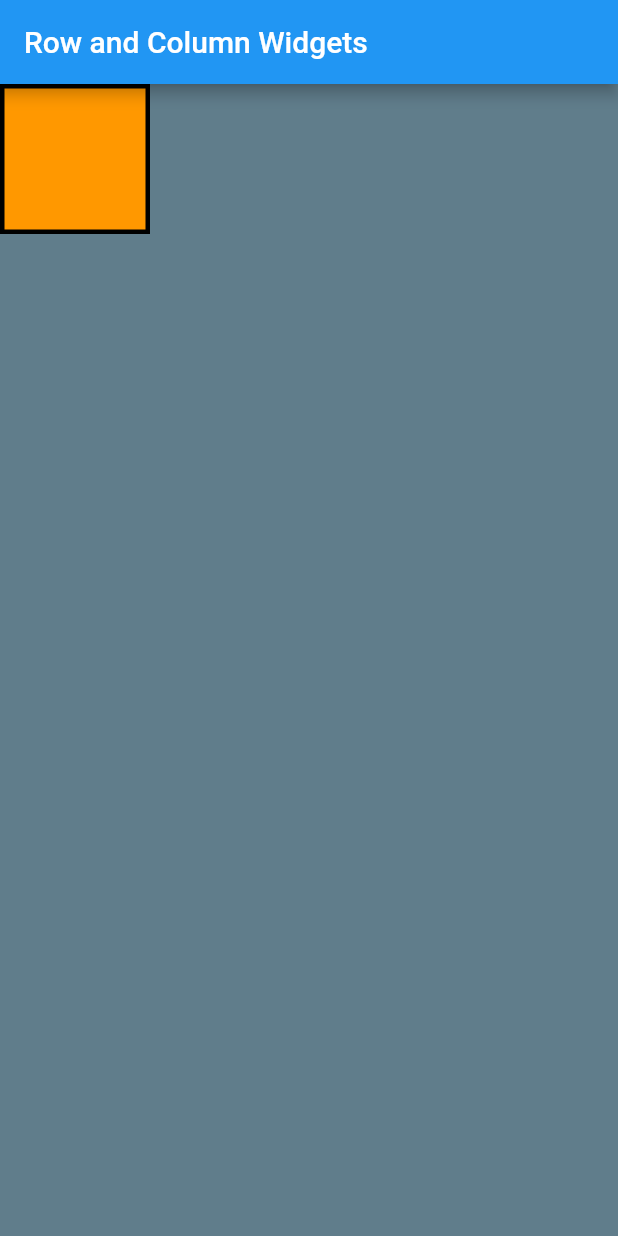
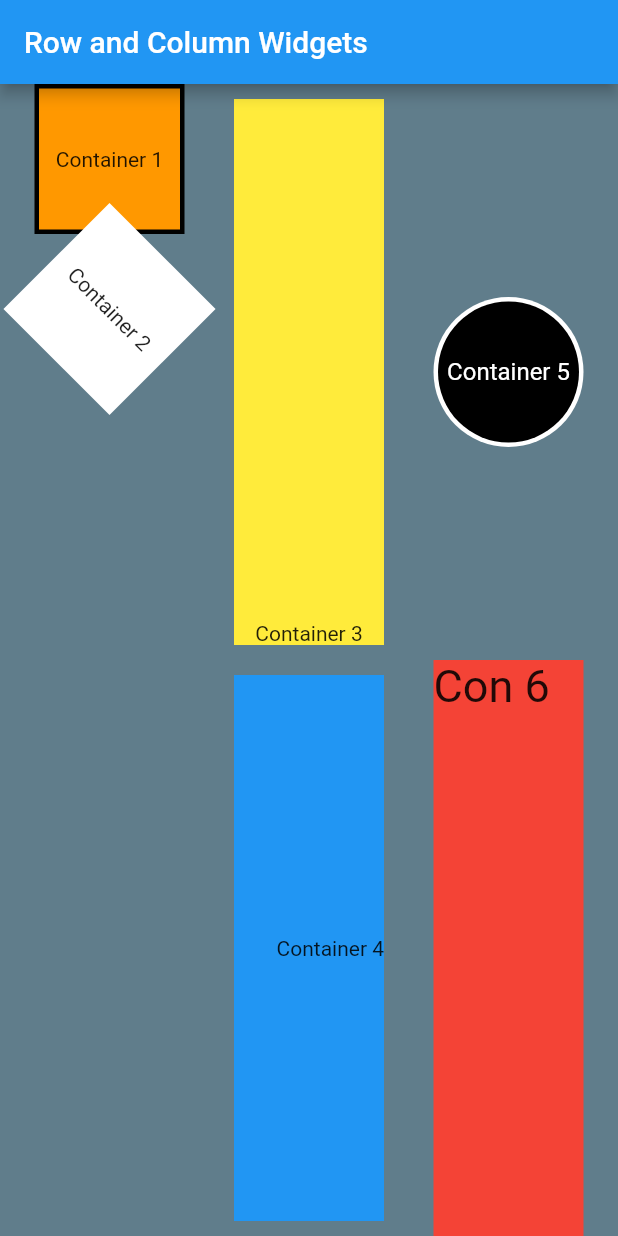
Before and after one commit to Jlindner1/FlutterApp01_Jlindner, a Flutter app: the screen it shows after launch, on a phone screen of 412 x 824 dp. Run offline on Flutter 3.47's test engine with Material 2 defaults, Android fonts, the phone set to English and light mode, and no system bars.

Commit message:
alignment corrected and containers finished

```diff
--- a/lib/main.dart
+++ b/lib/main.dart
@@ -15,7 +15,9 @@ class MyApp extends StatelessWidget {
           title: Text("Row and Column Widgets"),
           backgroundColor: Colors.blue,
         ),
-      body: Row(
+        body: Center(
+            child: Row(
+          mainAxisAlignment: MainAxisAlignment.spaceEvenly,
           children: <Widget>[
             Column(
               children: <Widget>[
@@ -26,14 +28,102 @@ class MyApp extends StatelessWidget {
                   ),
                   height: 100.0,
                   width: 100.0,
+                  //margin: EdgeInsets.all(10.0),
+                  child: Align(
+                    alignment: Alignment.center,
+                    child: Text("Container 1"),
                   ),
-              Container(),
+                ),
+                Transform(
+                  alignment: Alignment.center,
+                  transform: Matrix4.rotationZ(0.785398),
+                  child: Container(
+                      decoration: BoxDecoration(
+                        color: Colors.white,
+                      ),
+                      height: 100.0,
+                      width: 100.0,
+                      //margin: EdgeInsets.all(10.0),
+                      child: Align(
+                        alignment: Alignment.center,
+                        child: Text("Container 2"),
+                      )),
+                ),
               ],
             ),
-          Column(),
-          Column(),
+            Column(
+              children: <Widget>[
+                Expanded(
+                  child: Container(
+                    color: Colors.yellow,
+                    height: 100.0,
+                    width: 100.0,
+                    margin: EdgeInsets.all(10.0),
+                    child: Align(
+                      alignment: Alignment.bottomCenter,
+                      child: Text("Container 3"),
+                    ),
+                  ),
+                ),
+                Expanded(
+                  child: Container(
+                    color: Colors.blue,
+                    height: 100.0,
+                    width: 100.0,
+                    margin: EdgeInsets.all(10.0),
+                    child: Align(
+                      alignment: Alignment.centerRight,
+                      child: Text("Container 4"),
+                    ),
+                  ),
+                ),
               ],
             ),
-    ));
+            Column(
+              children: <Widget>[
+                Expanded(
+                  child: Container(
+                    width: 100,
+                    height: 100,
+                    child: CircleAvatar(
+                      backgroundColor: Colors.white,
+                      child: Center(
+                        child: CircleAvatar(
+                          backgroundColor: Colors.black,
+                          radius: 47,
+                          child: Align(
+                            alignment: Alignment.center,
+                            child: Text(
+                              "Container 5",
+                              style: TextStyle(color: Colors.white),
+                            ),
+                          ),
+                        ),
+                      ),
+                    ),
+                  ),
+                ),
+                Expanded(
+                  child: Container(
+                    width: 100,
+                    height: 100,
+                    color: Colors.red,
+                    child: Align(
+                      alignment: Alignment.topLeft,
+                      child: Text(
+                        "Con 6",
+                        style: TextStyle(
+                          fontSize: 30,
+                        ),
+                      ),
+                    ),
+                  ),
+                ),
+              ],
+            ),
+          ],
+        )),
+      ),
+    );
   }
 }
```
Lines whose indentation alone changed are shown as unchanged.
